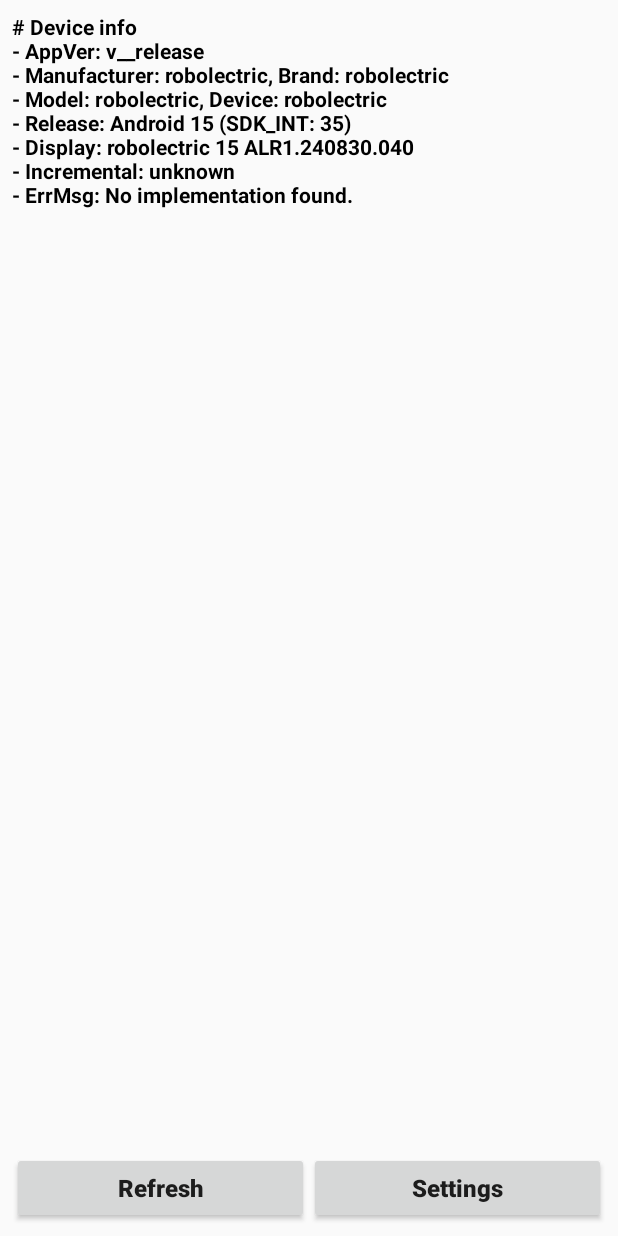
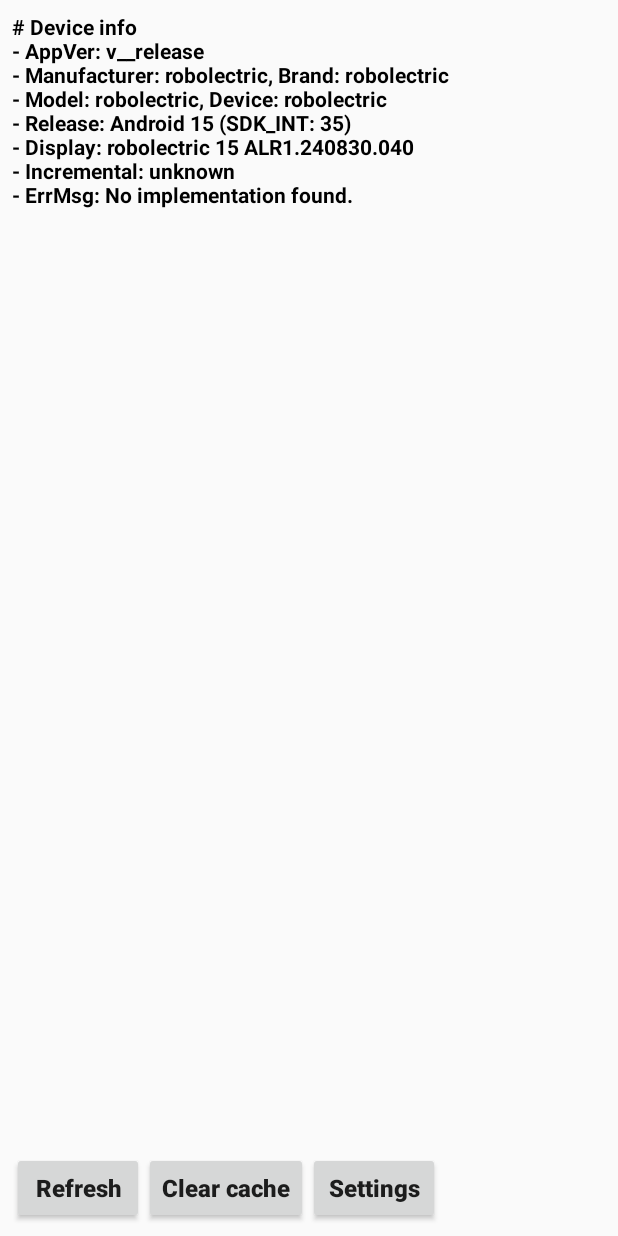
Before and after one commit to phantomVK/Identifier, an Android app: the screen it shows after launch (MainActivity), on a phone screen of 412 x 824 dp. Run offline under Robolectric (Android 15) with nearby library versions, the phone set to English and light mode, and no system bars; our stand-ins replace AdMob.

Commit message:
The cache clearing capability is available only after initialization

```diff
--- a/app/src/main/java/com/phantomvk/identifier/app/MainActivity.kt
+++ b/app/src/main/java/com/phantomvk/identifier/app/MainActivity.kt
@@ -39,6 +39,7 @@ class MainActivity : AppCompatActivity() {
     setContentView(R.layout.activity_main)
     textView = findViewById(R.id.system_textview)
     findViewById<Button>(R.id.button).setOnClickListener { getId() }
+    findViewById<Button>(R.id.clear_cache).setOnClickListener { IdentifierManager.clearMemoryCache() }
     findViewById<Button>(R.id.button_settings).setOnClickListener { startActivity(Intent(this, SettingsActivity::class.java)) }
     getId()
   }
--- a/app/src/main/res/layout/activity_main.xml
+++ b/app/src/main/res/layout/activity_main.xml
@@ -7,16 +7,16 @@
     android:orientation="vertical"
     tools:context=".MainActivity">
 
-    <View
-        android:id="@+id/anchor"
-        android:layout_width="0dp"
-        android:layout_height="0dp"
+    <LinearLayout
+        android:id="@+id/button_list"
+        android:layout_width="match_parent"
+        android:layout_height="wrap_content"
         android:layout_alignParentBottom="true"
-        android:layout_centerHorizontal="true" />
+        android:orientation="horizontal">
 
         <Button
             android:id="@+id/button"
-        android:layout_width="match_parent"
+            android:layout_width="wrap_content"
             android:layout_height="wrap_content"
             android:layout_alignParentBottom="true"
             android:layout_toStartOf="@+id/anchor"
@@ -26,8 +26,19 @@
             android:textStyle="bold" />
 
         <Button
+            android:id="@+id/clear_cache"
+            android:layout_width="wrap_content"
+            android:layout_height="wrap_content"
+            android:layout_alignParentBottom="true"
+            android:layout_toStartOf="@+id/anchor"
+            android:text="Clear cache"
+            android:textAllCaps="false"
+            android:textSize="16sp"
+            android:textStyle="bold" />
+
+        <Button
             android:id="@+id/button_settings"
-        android:layout_width="match_parent"
+            android:layout_width="wrap_content"
             android:layout_height="wrap_content"
             android:layout_alignParentBottom="true"
             android:layout_toEndOf="@id/anchor"
@@ -35,12 +46,13 @@
             android:textAllCaps="false"
             android:textSize="16sp"
             android:textStyle="bold" />
+    </LinearLayout>
 
     <TextView
         android:id="@+id/system_textview"
         android:layout_width="match_parent"
         android:layout_height="match_parent"
-        android:layout_above="@+id/button"
+        android:layout_above="@+id/button_list"
         android:textColor="#FF000000"
         android:textSize="14sp"
         android:textStyle="bold" />
--- a/library/src/main/java/com/phantomvk/identifier/IdentifierManager.java
+++ b/library/src/main/java/com/phantomvk/identifier/IdentifierManager.java
@@ -29,9 +29,10 @@ public final class IdentifierManager {
         return new Subscription(sInstance.config);
     }
 
-    @NonNull
     public static void clearMemoryCache() {
-        CacheCenter.INSTANCE.clear$library_release();
+        if (sInstance != null) {
+            CacheCenter.INSTANCE.clear$library_release();
+        }
     }
 
     public static class Builder {
```
Lines whose indentation alone changed are shown as unchanged.
